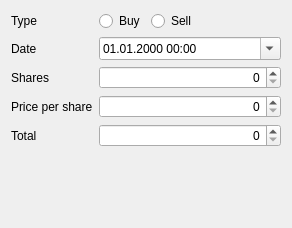
First picture: the form in src/views/ui_files/dialogs/security_transaction_dialog.ui, repository JakubFranek/Kapytal, before the edit.
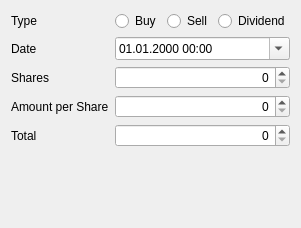
Second picture: the form after the edit.

Commit message:
Implement Dividend Transactions
Add dividend related stats to security_stats calculations.
Add dividend related columns to Securities Overview.
Add base-versions of Market Price, Avg. Buy Price and Avg. Sell Price
columns.
Rename price_per_share to amount_per_share in the rest of the codebase.
Add dividend icon (certificate with coins).
Limit maximum ExchangeRate decimals to 18.
Fix bug: CashAmount serialization is locale aware.
Fix bug: Security Form sometimes does not show up and freezes the app.

```diff
--- a/src/views/ui_files/dialogs/security_transaction_dialog.ui
+++ b/src/views/ui_files/dialogs/security_transaction_dialog.ui
@@ -48,6 +48,13 @@
          </property>
         </widget>
        </item>
+       <item>
+        <widget class="QRadioButton" name="dividendRadioButton">
+         <property name="text">
+          <string>Dividend</string>
+         </property>
+        </widget>
+       </item>
        <item>
         <spacer name="horizontalSpacer">
          <property name="orientation">
@@ -96,7 +103,7 @@
      <item row="3" column="0">
       <widget class="QLabel" name="priceLabel">
        <property name="text">
-        <string>Price per share</string>
+        <string>Amount per Share</string>
        </property>
       </widget>
      </item>
```
The commit also changes 30 other files.
